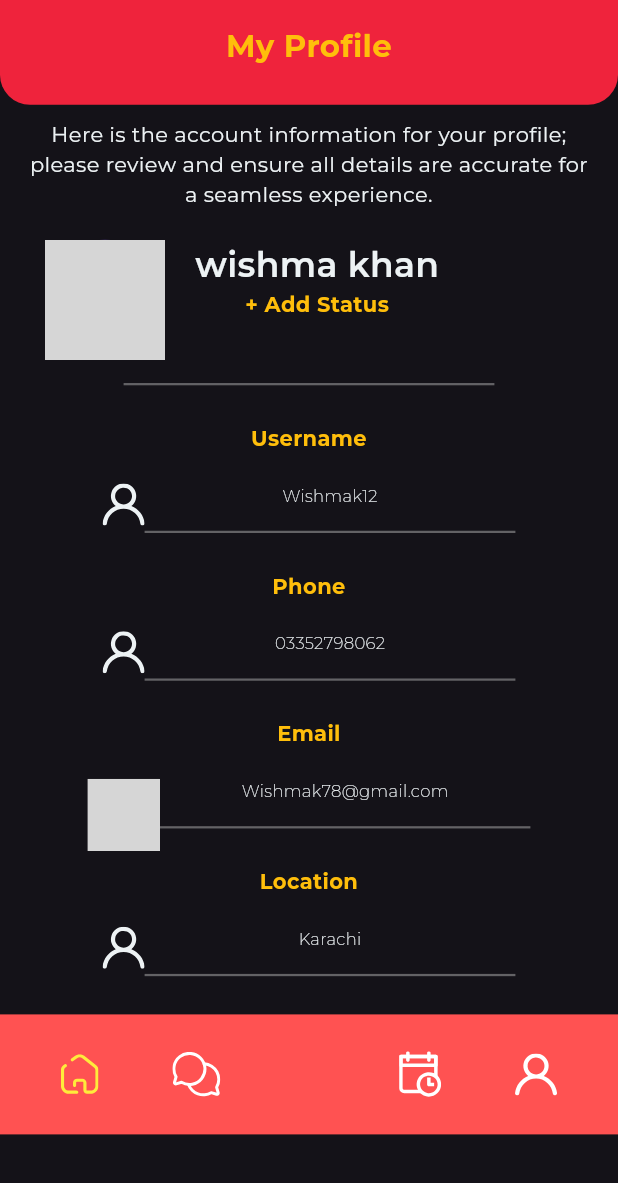
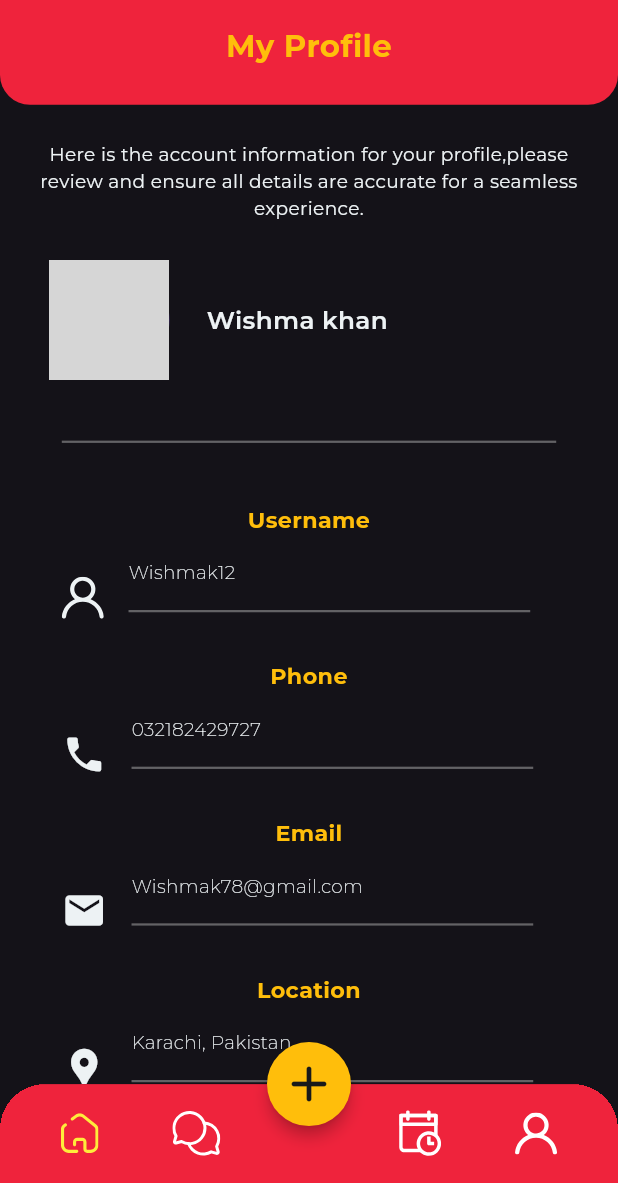
Before and after one commit to mubashir538/Taqreeb, a Flutter app: the AccountInfo1 screen opened directly, on a phone screen of 412 x 824 dp, the part 53-1236 px from its top. Run offline on Flutter 3.47's test engine with Material 3 defaults, Android fonts, the phone set to English and light mode, and no system bars; our stand-ins replace flutter_svg, google_fonts; network calls fail; grey boxes are pictures that could not be loaded.

Commit message:
improved some screen designs

```diff
--- a/lib/Components/navbar.dart
+++ b/lib/Components/navbar.dart
@@ -1,5 +1,6 @@
 import 'package:flutter/material.dart';
 import 'package:flutter_svg/flutter_svg.dart';
+import 'package:taqreeb/theme/color.dart';
 import 'package:taqreeb/theme/icons.dart';
 
 class Navbar extends StatefulWidget {
@@ -25,10 +26,14 @@ class _NavbarState extends State<Navbar> {
     double maximumThing =
         screenWidth > screenHeight ? screenWidth : screenHeight;
 
-    return BottomAppBar(
-      color: Colors.redAccent,
-      shape: CircularNotchedRectangle(),
-      notchMargin: maximumThing * 0.01,
+    return Container(
+      decoration: BoxDecoration(
+          borderRadius: BorderRadius.only(
+              topLeft: Radius.circular(30), topRight: Radius.circular(30))),
+      clipBehavior: Clip.hardEdge,
+      child: BottomAppBar(
+        height: screenHeight * 0.08,
+        color: MyColors.red,
         child: Row(
           mainAxisAlignment: MainAxisAlignment.spaceAround,
           children: <Widget>[
@@ -55,6 +60,7 @@ class _NavbarState extends State<Navbar> {
             ),
           ],
         ),
+      ),
     );
   }
 }
--- a/lib/Screens/AccountInfo1.dart
+++ b/lib/Screens/AccountInfo1.dart
@@ -13,6 +13,9 @@ class AccountInfo1 extends StatelessWidget {
   @override
   Widget build(BuildContext context) {
     double screenWidth = MediaQuery.of(context).size.width;
+    double screenHeight = MediaQuery.of(context).size.height;
+    double MaximumThing =
+        screenWidth > screenHeight ? screenWidth : screenHeight;
 
     return Scaffold(
       body: SingleChildScrollView(
@@ -21,229 +24,220 @@ class AccountInfo1 extends StatelessWidget {
           Header(
             heading: "My Profile",
           ),
-        SizedBox(
-          height: 10,
-        ),
 
-        //Text
-        Text(
-            "Here is the account information for your profile;\n"
-            "please review and ensure all details are accurate for\n"
-            "a seamless experience.",
+          Padding(
+            padding: EdgeInsets.symmetric(
+                vertical: MaximumThing * 0.03, horizontal: MaximumThing * 0.02),
+            child: Text(
+                "Here is the account information for your profile,please review and ensure all details are accurate for a seamless experience.",
                 textAlign: TextAlign.center,
                 style: GoogleFonts.montserrat(
-                fontSize: 14,
+                    fontSize: MaximumThing * 0.015,
                     fontWeight: FontWeight.w400,
                     color: MyColors.white)),
-        SizedBox(
-          height: 20,
           ),
 
           //Circle Avatar
-        Row(crossAxisAlignment: CrossAxisAlignment.start, children: [
-          SizedBox(
-            width: 30,
-            height: 40,
-          ),
+          Container(
+            margin: EdgeInsets.symmetric(horizontal: MaximumThing * 0.04),
+            child:
+                Row(crossAxisAlignment: CrossAxisAlignment.center, children: [
               CircleAvatar(
                 radius: 40,
                 backgroundImage: NetworkImage(
-                "https://cdn.pixabay.com/photo/2016/12/09/09/52/girl-1894125_640.jpg"),
+                    "https://static.vecteezy.com/system/resources/previews/030/798/360/non_2x/beautiful-asian-girl-wearing-over-size-hoodie-in-casual-style-ai-generative-photo.jpg" // backgroundImage: NetworkImage(),
+
                     ),
-          SizedBox(
-            width: 20,
               ),
-          Column(
-            children: [
-              Text(
-                "wishma khan",
+              Container(
+                margin: EdgeInsets.only(left: MaximumThing * 0.03),
+                child: Text(
+                  "Wishma khan",
                   style: GoogleFonts.montserrat(
-                    fontSize: 23,
+                      fontSize: MaximumThing * 0.02,
                       fontWeight: FontWeight.w600,
                       color: MyColors.white),
                 ),
+              ),
+            ]),
+          ),
 
-              //+Add Status
+          SizedBox(
+            height: screenHeight * 0.1,
+            child: Center(child: MyDivider()),
+          ),
+
           Text(
-                '+ Add Status',
+            'Username',
+            textAlign: TextAlign.center,
             style: GoogleFonts.montserrat(
-                  fontSize: 14,
+              fontSize: MaximumThing * 0.018,
               fontWeight: FontWeight.w700,
               color: MyColors.Yellow,
             ),
           ),
-            ],
+          Padding(
+            padding: EdgeInsets.symmetric(
+                vertical: MaximumThing * 0.02, horizontal: MaximumThing * 0.01),
+            child: Container(
+              margin: EdgeInsets.symmetric(horizontal: MaximumThing * 0.04),
+              child: Row(children: [
+                SvgPicture.asset(MyIcons.profile),
+                Container(
+                  margin: EdgeInsets.only(left: MaximumThing * 0.02),
+                  child: Column(
+                      crossAxisAlignment: CrossAxisAlignment.start,
+                      children: [
+                        Text(
+                          'Wishmak12',
+                          textAlign: TextAlign.start,
+                          style: GoogleFonts.montserrat(
+                            fontSize: MaximumThing * 0.015,
+                            fontWeight: FontWeight.w200,
+                            color: MyColors.white,
                           ),
+                        ),
+                        MyDivider(width: screenWidth * 0.65),
                       ]),
+                )
+              ]),
+            ),
+          ),
 
-        //divider
-        MyDivider(width: screenWidth * 0.6),
-        const SizedBox(height: 10),
-
-        //Username
           Text(
-          'Username',
+            'Phone',
             textAlign: TextAlign.center,
             style: GoogleFonts.montserrat(
-            fontSize: 14,
+              fontSize: MaximumThing * 0.018,
               fontWeight: FontWeight.w700,
               color: MyColors.Yellow,
             ),
           ),
-
-        Column(children: [
-          SizedBox(
-            height: 20,
+          Padding(
+            padding: EdgeInsets.symmetric(
+                vertical: MaximumThing * 0.02, horizontal: MaximumThing * 0.01),
+            child: Container(
+              margin: EdgeInsets.symmetric(horizontal: MaximumThing * 0.04),
+              child: Row(children: [
+                Icon(
+                  Icons.phone,
+                  color: MyColors.white,
+                  size: 30,
                 ),
-          Row(
-              mainAxisAlignment: MainAxisAlignment.center,
+                Container(
+                  margin: EdgeInsets.only(left: MaximumThing * 0.02),
+                  child: Column(
                       crossAxisAlignment: CrossAxisAlignment.start,
                       children: [
-                SvgPicture.asset(MyIcons.profile),
-                SizedBox(
-                  height: 20,
-                ),
-                Column(children: [
                         Text(
-                    'Wishmak12',
+                          '032182429727',
                           textAlign: TextAlign.start,
                           style: GoogleFonts.montserrat(
-                      fontSize: 11,
+                            fontSize: MaximumThing * 0.015,
                             fontWeight: FontWeight.w200,
                             color: MyColors.white,
                           ),
                         ),
-                  MyDivider(width: screenWidth * 0.6),
-                  const SizedBox(height: 10),
-                ])
-              ])
+                        MyDivider(width: screenWidth * 0.65),
                       ]),
+                )
+              ]),
+            ),
+          ),
 
-        //Phone
           Text(
-          'Phone',
+            'Email',
             textAlign: TextAlign.center,
             style: GoogleFonts.montserrat(
-            fontSize: 14,
+              fontSize: MaximumThing * 0.018,
               fontWeight: FontWeight.w700,
               color: MyColors.Yellow,
             ),
           ),
-
-        Column(children: [
-          SizedBox(
-            width: 30,
-            height: 20,
+          Padding(
+            padding: EdgeInsets.symmetric(
+                vertical: MaximumThing * 0.02, horizontal: MaximumThing * 0.01),
+            child: Container(
+              margin: EdgeInsets.symmetric(horizontal: MaximumThing * 0.04),
+              child: Row(children: [
+                Icon(
+                  Icons.email,
+                  color: MyColors.white,
+                  size: 30,
                 ),
-          Row(
-              mainAxisAlignment: MainAxisAlignment.center,
+                Container(
+                  margin: EdgeInsets.only(left: MaximumThing * 0.02),
+                  child: Column(
                       crossAxisAlignment: CrossAxisAlignment.start,
                       children: [
-                SvgPicture.asset(MyIcons.profile),
-                SizedBox(
-                  height: 20,
-                ),
-                Column(children: [
                         Text(
-                    '03352798062',
+                          'Wishmak78@gmail.com',
                           textAlign: TextAlign.start,
                           style: GoogleFonts.montserrat(
-                      fontSize: 11,
+                            fontSize: MaximumThing * 0.015,
                             fontWeight: FontWeight.w200,
                             color: MyColors.white,
                           ),
                         ),
-                  MyDivider(width: screenWidth * 0.6),
-                  const SizedBox(height: 10),
-                ])
-              ])
+                        MyDivider(width: screenWidth * 0.65),
                       ]),
+                )
+              ]),
+            ),
+          ),
 
-        //Email
           Text(
-          'Email',
+            'Location',
             textAlign: TextAlign.center,
             style: GoogleFonts.montserrat(
-            fontSize: 14,
+              fontSize: MaximumThing * 0.018,
               fontWeight: FontWeight.w700,
               color: MyColors.Yellow,
             ),
           ),
+          Padding(
+            padding: EdgeInsets.symmetric(
+                vertical: MaximumThing * 0.02, horizontal: MaximumThing * 0.01),
+            child: Container(
+              margin: EdgeInsets.symmetric(horizontal: MaximumThing * 0.04),
+              child: Row(children: [
+                Icon(Icons.location_pin, color: MyColors.white,size: 30,),
 
-        Column(children: [
-          SizedBox(
-            width: 30,
-            height: 20,
-          ),
-          Row(
-              mainAxisAlignment: MainAxisAlignment.center,
+                Container(
+                  margin: EdgeInsets.only(left: MaximumThing * 0.02),
+                  child: Column(
                       crossAxisAlignment: CrossAxisAlignment.start,
                       children: [
-                SvgPicture.asset(MyIcons.email),
-                SizedBox(
-                  height: 20,
-                ),
-                Column(children: [
                         Text(
-                    'Wishmak78@gmail.com',
+                          'Karachi, Pakistan',
                           textAlign: TextAlign.start,
                           style: GoogleFonts.montserrat(
-                      fontSize: 11,
+                            fontSize: MaximumThing * 0.015,
                             fontWeight: FontWeight.w200,
                             color: MyColors.white,
                           ),
                         ),
-                  MyDivider(width: screenWidth * 0.6),
-                  const SizedBox(height: 10),
-                ])
-              ])
+                        MyDivider(width: screenWidth * 0.65),
                       ]),
-
-        //Location
-        Text(
-          'Location',
-          textAlign: TextAlign.center,
-          style: GoogleFonts.montserrat(
-            fontSize: 14,
-            fontWeight: FontWeight.w700,
-            color: MyColors.Yellow,
+                )
+              ]),
             ),
           ),
-
-        Column(children: [
-          SizedBox(
-            width: 30,
-            height: 20,
-          ),
-          Row(
-              mainAxisAlignment: MainAxisAlignment.center,
-              crossAxisAlignment: CrossAxisAlignment.start,
-              children: [
-                SvgPicture.asset(MyIcons.profile),
-                SizedBox(
-                  height: 20,
-                ),
-                Column(children: [
-                  Text(
-                    'Karachi',
-                    textAlign: TextAlign.start,
-                    style: GoogleFonts.montserrat(
-                      fontSize: 11,
-                      fontWeight: FontWeight.w200,
-                      color: MyColors.white,
+        ]),
+      )),
+      floatingActionButton: FloatingActionButton(
+        onPressed: () {},
+        backgroundColor: MyColors.Yellow,
+        elevation: 4,
+        shape: RoundedRectangleBorder(borderRadius: BorderRadius.circular(50)),
+        child: Icon(
+          Icons.add_rounded,
+          size: 40,
+          color: MyColors.Dark,
         ),
       ),
-                  MyDivider(width: screenWidth * 0.6),
-                  const SizedBox(height: 10),
-                ])
-              ])
-        ]),
-
-        //Navbar
-        Navbar(),
-      ]),
-    )
-    )
+      floatingActionButtonLocation: FloatingActionButtonLocation.centerDocked,
+      bottomNavigationBar: Navbar(),
     );
   }
 }
--- a/lib/Screens/faq.dart
+++ b/lib/Screens/faq.dart
@@ -9,7 +9,7 @@ import 'package:taqreeb/theme/images.dart';
 class FaqScreen extends StatelessWidget {
   final TextEditingController searchController = TextEditingController();
 
-  SupportScreen({super.key});
+  FaqScreen({super.key});
 
   @override
   Widget build(BuildContext context) {
```
Also changed, not shown: lib/Components/Border Button.dart (+16 -4 lines), lib/Components/Colored Button.dart (+12 -3 lines), lib/Components/Message Chats.dart (+25 -18 lines), lib/Screens/Create guest list/creategueslist2.dart (+16 -29 lines), lib/Screens/Create guest list/creategueslist3.dart (+16 -21 lines), lib/Screens/Create guest list/createguestlist4.dart (+67 -54 lines), lib/main.dart (+5 -4 lines). Lines whose indentation alone changed are shown as unchanged.
